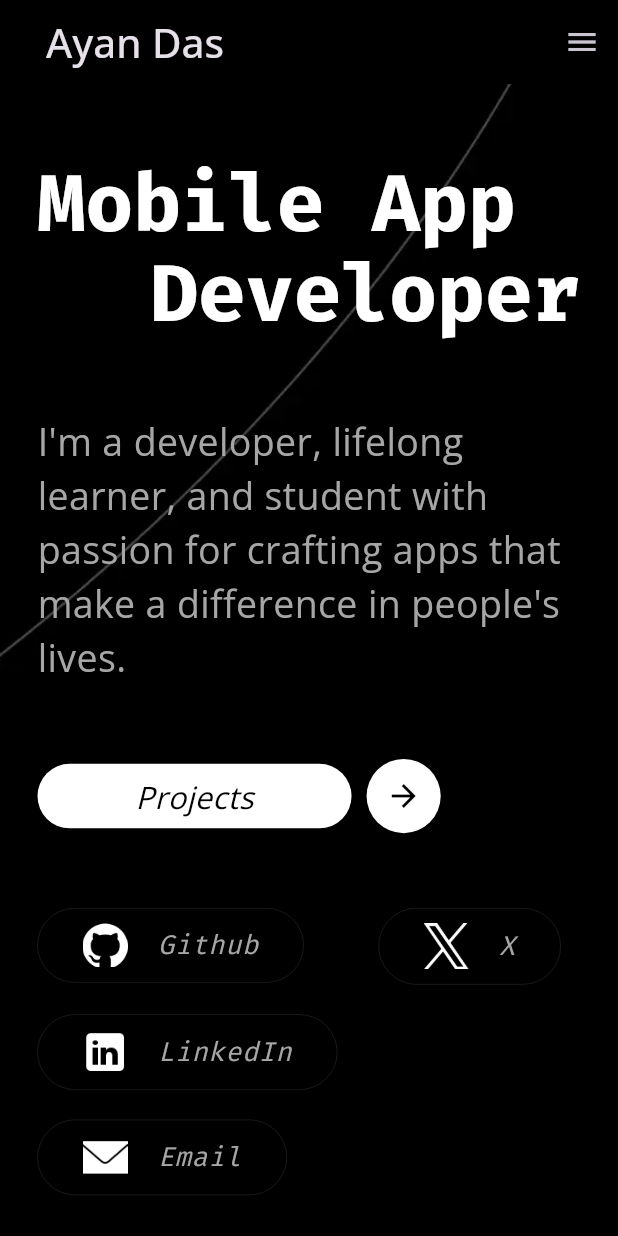
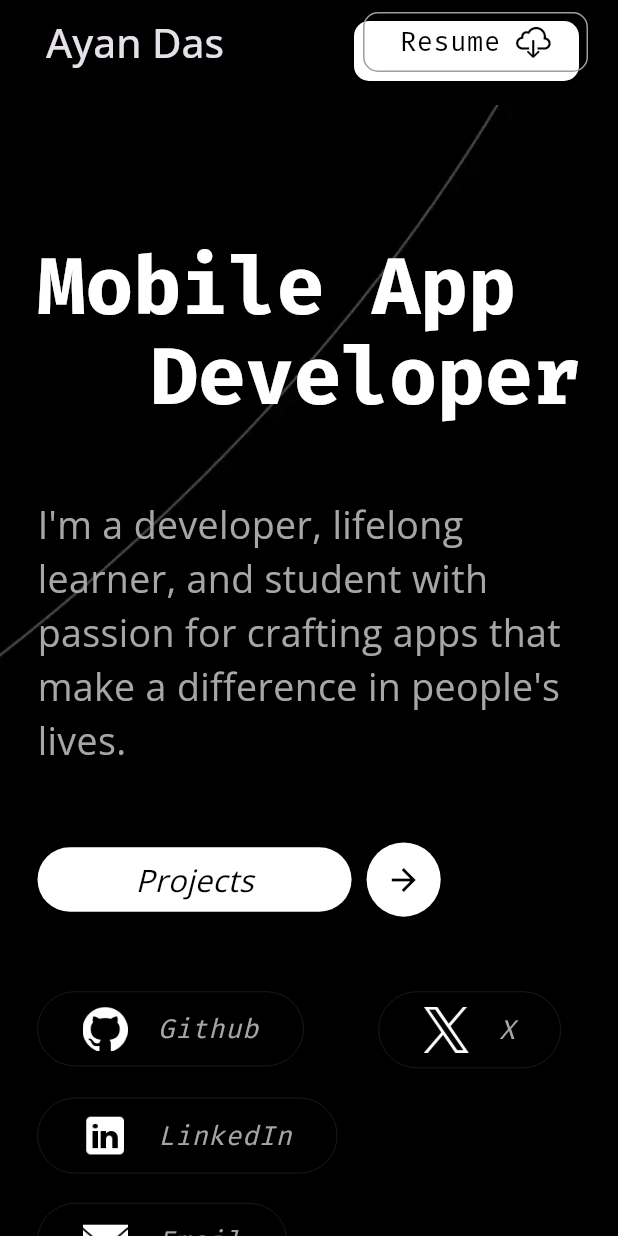
Before and after one commit to AyanDas-99/portfolio-v2, a Flutter app: the screen it shows after launch, on a phone screen of 412 x 824 dp. Run offline on Flutter 3.47's test engine with Material 3 defaults, Android fonts, the light colour scheme and no system bars; drawn by our look-alikes of flutter_animate; our stand-ins replace cloud_firestore, equatable, firebase_core, firebase_storage, flutter_widget_from_html_core, url_launcher_web and 1 more; missing offline and left inert: dart:ui_web; accounts and stored records are empty; statements that could not run were skipped.

Commit message:
feat: add resume download button(desktop)

```diff
--- a/lib/components/custom_appbar.dart
+++ b/lib/components/custom_appbar.dart
@@ -1,7 +1,7 @@
 import 'package:flutter/material.dart';
+import 'package:portfolio_1/components/download_resume_button.dart';
 import 'package:portfolio_1/home_page.dart';
 import 'package:portfolio_1/responsive/responsive.dart';
-import 'package:portfolio_1/state/theme/theme_mode_provider.dart';
 import 'package:provider/provider.dart';
 
 class CustomAppbar extends StatefulWidget implements PreferredSizeWidget {
@@ -19,7 +19,7 @@
   State<CustomAppbar> createState() => _CustomAppbarState();
 
   @override
-  Size get preferredSize => AppBar().preferredSize;
+  Size get preferredSize => const Size.fromHeight(70);
 }
 
 class _CustomAppbarState extends State<CustomAppbar> {
@@ -72,23 +72,7 @@
                   ),
               ],
             ),
-      actions: [
-        if (Responsive.isMobile(context))
-          IconButton(
-              onPressed: () {
-                Scaffold.of(context).openDrawer();
-              },
-              icon: const Icon(Icons.menu)),
-        if (!Responsive.isMobile(context))
-          IconButton(
-              onPressed: () {
-                Provider.of<ThemeModeProvider>(context, listen: false).toggle();
-              },
-              icon: Provider.of<ThemeModeProvider>(context).mode ==
-                      ThemeMode.light
-                  ? const Icon(Icons.light_mode)
-                  : const Icon(Icons.dark_mode))
-      ],
+      actions: const [DownloadResumeBtn(),SizedBox(width: 20)],
     );
   }
 }
--- /dev/null
+++ b/lib/components/download_resume_button.dart
@@ -0,0 +1,97 @@
+import 'package:flutter/cupertino.dart';
+import 'package:flutter/material.dart';
+import 'package:portfolio_1/state/resume/get_resume_repository.dart';
+import 'dart:developer' show log;
+
+import 'package:portfolio_1/state/utils/launch_url.dart';
+
+class DownloadResumeBtn extends StatefulWidget {
+  const DownloadResumeBtn({super.key});
+
+  @override
+  State<DownloadResumeBtn> createState() => _DownloadResumeBtnState();
+}
+
+class _DownloadResumeBtnState extends State<DownloadResumeBtn> {
+  bool hovering = false;
+  bool loading = false;
+
+  downloadResume() async {
+    loading = true;
+    setState(() {});
+    final url = await GetResumeRepository().getResumeDownloadUrl();
+    if (url == null) {
+      if (mounted) {
+        ScaffoldMessenger.of(context).showSnackBar(
+          SnackBar(
+            content: Center(
+                child: Text(
+              "Resume not available at the moment",
+              style: Theme.of(context).textTheme.bodySmall!.copyWith(color: Colors.white),
+            )),
+            backgroundColor: Colors.redAccent.shade700.withAlpha(100),
+          ),
+        );
+      }
+    } else {
+      launchLink(url);
+    }
+    loading = false;
+    setState(() {});
+  }
+
+  @override
+  Widget build(BuildContext context) {
+    return MouseRegion(
+      onEnter: (event) {
+        setState(() {
+          hovering = true;
+        });
+      },
+      onExit: (event) {
+        setState(() {
+          hovering = false;
+        });
+      },
+      child: GestureDetector(
+        onTap: downloadResume,
+        child: AnimatedContainer(
+          width: 150,
+          height: 40,
+          decoration: BoxDecoration(
+              borderRadius: BorderRadius.circular(10),
+              border: Border.all(
+                width: 1,
+                color: Colors.grey.shade500,
+              ),
+              boxShadow: [
+                BoxShadow(
+                  color: Colors.white,
+                  offset: hovering ? Offset.zero : const Offset(-6, 6),
+                )
+              ]),
+          duration: const Duration(milliseconds: 200),
+          child: loading
+              ? const Center(
+                  child: CircularProgressIndicator(),
+                )
+              : Row(
+                  mainAxisAlignment: MainAxisAlignment.center,
+                  children: [
+                    Text("Resume",
+                        style: Theme.of(context)
+                            .textTheme
+                            .bodySmall!
+                            .copyWith(color: Colors.black)),
+                    const SizedBox(width: 10),
+                    const Icon(
+                      CupertinoIcons.cloud_download,
+                      color: Colors.black,
+                    ),
+                  ],
+                ),
+        ),
+      ),
+    );
+  }
+}
--- a/lib/home_page.dart
+++ b/lib/home_page.dart
@@ -80,7 +80,7 @@
           fit: BoxFit.cover,
         ),
       ),
-      child:Scaffold(
+      child: Scaffold(
         drawer: CustomDrawer(tabs: tabs, keys: keys),
         appBar: CustomAppbar(tabs: tabs, keys: keys),
         body: SingleChildScrollView(
@@ -104,7 +104,7 @@
             ),
           ),
         ),
-    ) ,
+      ),
     );
   }
 }
--- a/lib/sections/hero_section.dart
+++ b/lib/sections/hero_section.dart
@@ -11,7 +11,8 @@
   @override
   Widget build(BuildContext context) {
     final size = MediaQuery.of(context).size;
-    return SizedBox(
+    return Container(
+      constraints: BoxConstraints(minHeight: size.height),
       width: MediaQuery.of(context).size.width,
       child: Column(
         crossAxisAlignment: CrossAxisAlignment.start,
@@ -37,11 +38,6 @@
                           backgroundColor:
                               WidgetStatePropertyAll(Colors.white)),
                       onPressed: goToProjects,
-                      child: Padding(
-                        padding: const EdgeInsets.symmetric(
-                          horizontal: 100,
-                          vertical: 7,
-                        ),
                       child: Text(
                         'Projects',
                         style: Theme.of(context)
@@ -50,7 +46,6 @@
                             .copyWith(
                                 color: Colors.black,
                                 fontStyle: FontStyle.italic),
-                        ),
                       ),
                     ),
                     const SizedBox(width: 10),
@@ -162,6 +157,6 @@
           SocialLinks(size: size)
         ],
       ),
-    ).animate().fadeIn();
+    ).animate().scaleY(delay: 1.seconds, duration: 1.seconds, curve: Curves.fastLinearToSlowEaseIn);
   }
 }
--- /dev/null
+++ b/lib/state/resume/get_resume_repository.dart
@@ -0,0 +1,15 @@
+import 'dart:developer' as dev;
+import 'package:firebase_storage/firebase_storage.dart';
+
+class GetResumeRepository {
+  Future<String?> getResumeDownloadUrl() async {
+    try {
+      final storageRef = FirebaseStorage.instance.ref();
+      final pathRef = storageRef.child("doc/resume.pdf");
+      return pathRef.getDownloadURL();
+    } catch (e) {
+      dev.log('Could not get resume download url', error: e);
+      return null;
+    }
+  }
+}
--- a/pubspec.yaml
+++ b/pubspec.yaml
@@ -37,12 +37,13 @@
   cupertino_icons: ^1.0.6
   provider: ^6.1.2
   cloud_firestore: ^5.0.2
-  firebase_core: ^3.1.1
+  firebase_core: ^3.2.0
   equatable: ^2.0.5
   flutter_widget_from_html_core: ^0.15.1
   web: ^0.5.1
   flutter_animate: ^4.5.0
   url_launcher_web: ^2.3.1
+  firebase_storage: ^12.1.1
 
 
 dev_dependencies:
```
Also changed, not shown: lib/projects/view/projects_section.dart (+1 -7 lines), lib/sections/about_section.dart (+8 -20 lines), pubspec.lock, 3 other files. Lines whose indentation alone changed are shown as unchanged.
